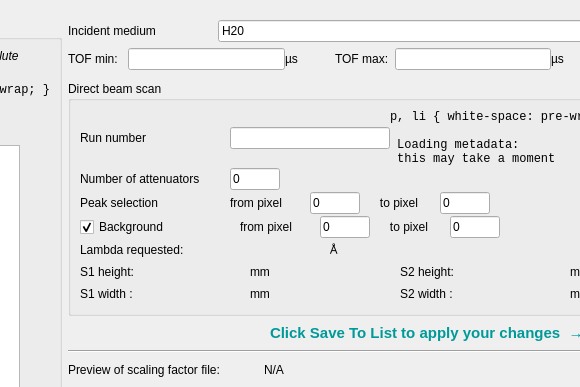
The window that Code/Mantid/scripts/Interface/ui/reflectometer/refl_sf_calculator.ui (mantidproject/mantid) describes before a commit, drawn with Qt 5; both pictures show x 212 to 792 and y 0 to 387 of the 1023 by 880 pixel window.
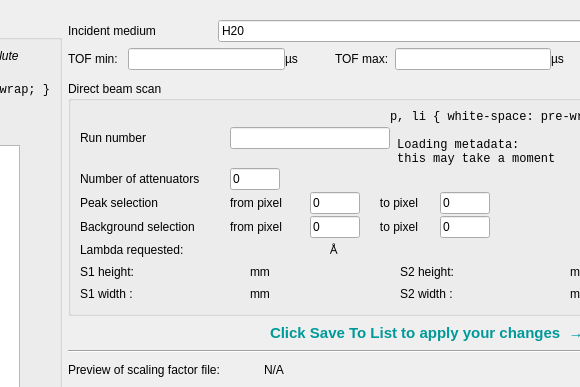
The same window after the commit.

Commit message: Work in progress to create executable command to run sfCalculator. This refs #5071

```diff
--- a/Code/Mantid/scripts/Interface/ui/reflectometer/refl_sf_calculator.ui
+++ b/Code/Mantid/scripts/Interface/ui/reflectometer/refl_sf_calculator.ui
@@ -778,24 +778,24 @@
                      <number>0</number>
                     </property>
                     <item>
-                     <widget class="QCheckBox" name="data_background_switch">
+                     <widget class="QLabel" name="label_14">
                       <property name="minimumSize">
                        <size>
-                        <width>160</width>
+                        <width>150</width>
                         <height>0</height>
                        </size>
                       </property>
                       <property name="maximumSize">
                        <size>
-                        <width>160</width>
+                        <width>150</width>
                         <height>16777215</height>
                        </size>
                       </property>
                       <property name="text">
-                       <string>Background                    </string>
+                       <string>Background selection</string>
                       </property>
-                      <property name="checked">
-                       <bool>true</bool>
+                      <property name="indent">
+                       <number>0</number>
                       </property>
                      </widget>
                     </item>
```
The commit also changes 5 other files.
